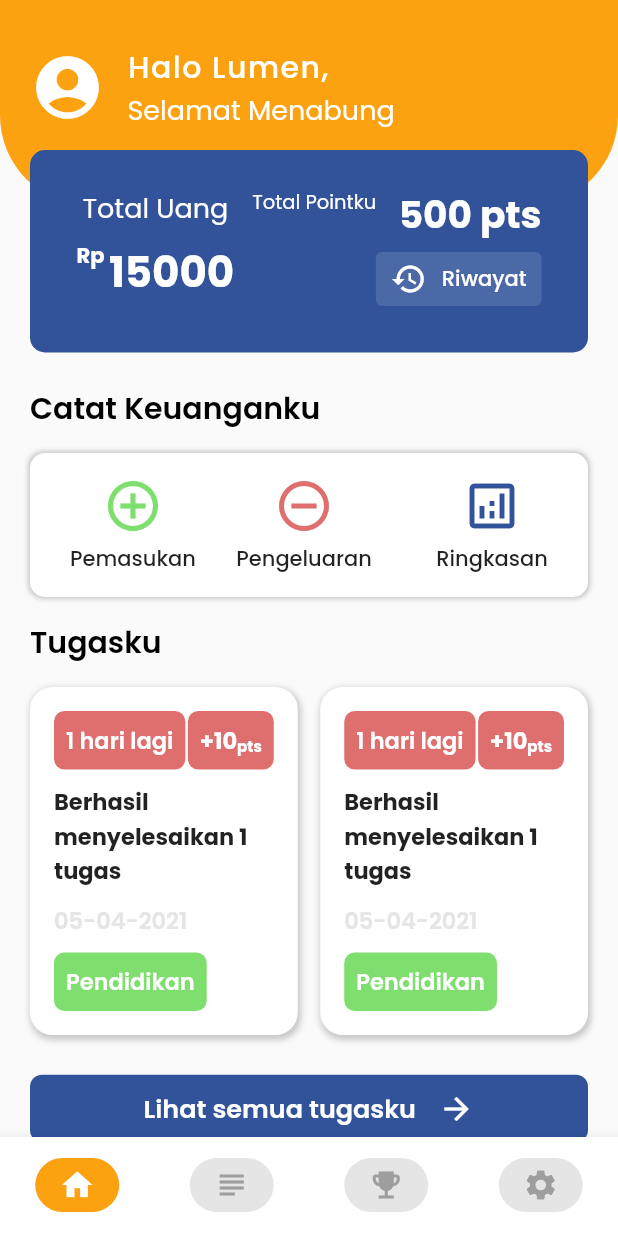
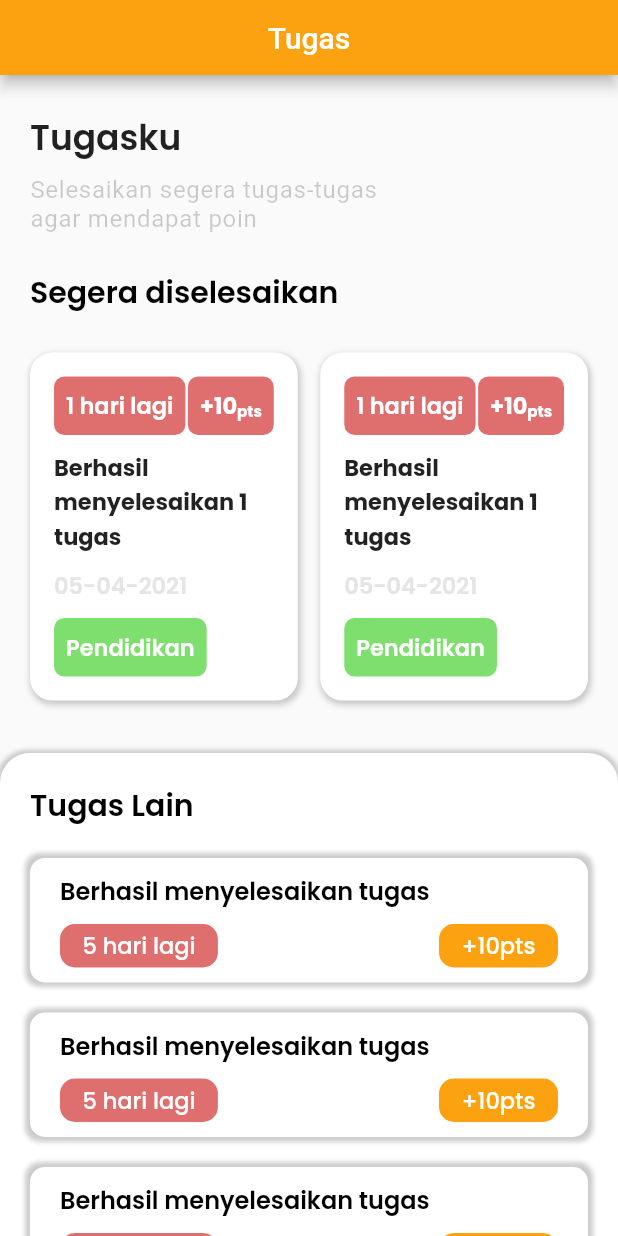
Before and after one commit to scys12/mobile-unity, a Flutter app: the screen it shows after launch, on a phone screen of 412 x 824 dp. Run offline on Flutter 3.47's test engine with Material 2 defaults, Android fonts, the phone set to English and light mode, and no system bars; our stand-ins replace cloud_firestore, firebase_auth, firebase_core, fl_chart; accounts and stored records are empty.

Commit message:
add kid task screen

```diff
--- /dev/null
+++ b/lib/src/pages/kid/kid_task.dart
@@ -0,0 +1,303 @@
+import 'package:flutter/material.dart';
+import 'package:mobile_unity/src/shared/constants.dart';
+import 'package:mobile_unity/src/widgets/app_bar.dart';
+import 'package:mobile_unity/src/widgets/sub_header.dart';
+
+class KidTask extends StatefulWidget {
+  @override
+  _KidTaskState createState() => _KidTaskState();
+}
+
+class _KidTaskState extends State<KidTask> {
+  @override
+  Widget build(BuildContext context) {
+    return Scaffold(
+      appBar: CustomAppBar(false, "Tugas"),
+      body: ListView(
+        physics: ClampingScrollPhysics(),
+        children: [
+          SizedBox(height: 25.0,),
+          Padding(
+            padding: EdgeInsets.symmetric(horizontal: 20.0),
+            child: _buildHeader(context),
+          ),
+          SizedBox(height: 25.0,),
+          Padding(
+            padding: EdgeInsets.symmetric(horizontal: 20.0),
+            child: SubHeader(title: 'Segera diselesaikan',isLihatSemua: false),
+          ),
+          SizedBox(height: 25.0,),
+          Padding(
+            padding: EdgeInsets.symmetric(horizontal: 20.0),
+            child: Row(
+              mainAxisAlignment: MainAxisAlignment.spaceBetween,
+              children: [
+                Expanded(
+                    child: _buildCard()
+                ),
+                SizedBox(width: 15.0,),
+                Expanded(
+                  child: _buildCard(),
+                ),
+              ],
+            ),
+          ),
+          SizedBox(height: 35.0,),
+          _buildAnotherTask(),
+        ],
+      ),
+    );
+  }
+
+  Widget _buildAnotherTask(){
+    return Container(
+      width: double.infinity,
+      decoration: BoxDecoration(
+        boxShadow: [
+          BoxShadow(
+            color: shadowColor,
+            spreadRadius: 2.0,
+            blurRadius: 2.0,
+          ),
+        ],
+        color: Colors.white,
+        borderRadius: BorderRadius.circular(20.0)
+      ),
+      padding: EdgeInsets.all(20.0),
+      child: Column(
+        children: [
+          SubHeader(title: "Tugas Lain",isLihatSemua: false,),
+          SizedBox(height: 10.0,),
+          ListView.builder(
+            itemCount: 9,
+            shrinkWrap: true,
+            physics: NeverScrollableScrollPhysics(),
+            itemBuilder: (context, index){
+              return InkWell(
+                onTap: ()=>Navigator.pushNamed(context, '/parent/detail_task'),
+                splashFactory: InkRipple.splashFactory,
+                child: Container(
+                  decoration: BoxDecoration(
+                      boxShadow: [
+                        BoxShadow(
+                          color: shadowColor,
+                          spreadRadius: 3.0,
+                          blurRadius: 2.0,
+                        ),
+                      ],
+                      color: Colors.white,
+                      borderRadius: BorderRadius.circular(10.0)
+                  ),
+                  margin: EdgeInsets.symmetric(vertical: 10.0),
+                  child: Padding(
+                    padding: EdgeInsets.symmetric(horizontal: 20.0, vertical: 10.0),
+                    child: Column(
+                      crossAxisAlignment: CrossAxisAlignment.start,
+                      mainAxisAlignment: MainAxisAlignment.start,
+                      children: [
+                        Text(
+                          'Berhasil menyelesaikan tugas',
+                          style: TextStyle(
+                              fontFamily: 'Poppins',
+                              fontWeight: FontWeight.w600,
+                              fontSize: 16.0,
+                              color: Colors.black
+                          ),
+                        ),
+                        SizedBox(height: 10.0,),
+                        Row(
+                          mainAxisAlignment: MainAxisAlignment.spaceBetween,
+                          children: [
+                            Container(
+                              padding: EdgeInsets.symmetric(vertical:3.0, horizontal: 15.0),
+                              decoration: BoxDecoration(
+                                  color: redColor,
+                                  borderRadius: BorderRadius.circular(10.0)
+                              ),
+                              child: Text(
+                                "5 hari lagi",
+                                style: TextStyle(
+                                    fontFamily: 'Poppins',
+                                    fontWeight: FontWeight.w500,
+                                    fontSize: 15.0,
+                                    color: Colors.white
+                                ),
+                              ),
+                            ),
+                            Container(
+                              padding: EdgeInsets.symmetric(vertical:3.0, horizontal: 15.0),
+                              decoration: BoxDecoration(
+                                  color: primaryColor,
+                                  borderRadius: BorderRadius.circular(10.0)
+                              ),
+                              child: Text(
+                                "+10pts",
+                                style: TextStyle(
+                                    fontFamily: 'Poppins',
+                                    fontWeight: FontWeight.w500,
+                                    fontSize: 15.0,
+                                    color: Colors.white
+                                ),
+                              ),
+                            )
+                          ],
+                        )
+                      ],
+                    ),
+                  ),
+                ),
+              );
+            },
+          ),
+        ],
+      )
+    );
+  }
+
+  Widget _buildCard(){
+    return Container(
+      padding: EdgeInsets.all(15.0),
+      decoration: BoxDecoration(
+        color: Colors.white,
+        borderRadius: BorderRadius.all(
+          Radius.circular(15),
+        ),
+        border: Border.all(color: Colors.white),
+        boxShadow: [
+          BoxShadow(
+            color: shadowColor,
+            offset: Offset(1,2),
+            spreadRadius: 1,
+            blurRadius: 3,
+          ),
+        ],
+      ),
+      child: Column(
+        crossAxisAlignment: CrossAxisAlignment.start,
+        children: [
+          Row(
+            mainAxisAlignment: MainAxisAlignment.spaceBetween,
+            children: [
+              Container(
+                padding: EdgeInsets.all(8.0),
+                decoration: BoxDecoration(
+                  borderRadius: BorderRadius.all(Radius.circular(7)),
+                  color: redColor,
+                ),
+                child: Text(
+                  "1 hari lagi",
+                  style: TextStyle(
+                      color: Colors.white,
+                      fontFamily: 'Poppins',
+                      fontSize: 15.0,
+                      fontWeight: FontWeight.w600
+                  ),
+                ),
+              ),
+              Container(
+                padding: EdgeInsets.all(8.0),
+                decoration: BoxDecoration(
+                  borderRadius: BorderRadius.all(Radius.circular(7)),
+                  color: redColor,
+                ),
+                child: Row(
+                  crossAxisAlignment: CrossAxisAlignment.end,
+                  children: [
+                    Text(
+                      '+10',
+                      style: TextStyle(
+                        fontWeight: FontWeight.w700,
+                        color: Colors.white,
+                        fontFamily: 'Poppins',
+                        fontSize: 15.0,
+                      ),
+                    ),
+                    Text(
+                      'pts',
+                      style: TextStyle(
+                        fontWeight: FontWeight.w700,
+                        color: Colors.white,
+                        fontFamily: 'Poppins',
+                        fontSize: 10.0,
+                      ),
+                    )
+                  ],
+                ),
+              ),
+            ],
+          ),
+          SizedBox(height: 10.0,),
+          Text(
+            "Berhasil menyelesaikan 1 tugas",
+            style: TextStyle(
+                fontFamily: 'Poppins',
+                fontWeight: FontWeight.w700,
+                fontSize: 15.0
+            ),
+          ),
+          SizedBox(height: 10.0,),
+          Text(
+            '05-04-2021',
+            style: TextStyle(
+                fontFamily: 'Poppins',
+                fontWeight: FontWeight.w600,
+                color: thirdColor,
+                fontSize: 15.0
+            ),
+          ),
+          SizedBox(height: 10.0,),
+          Container(
+            padding: EdgeInsets.all(8.0),
+            decoration: BoxDecoration(
+              borderRadius: BorderRadius.all(Radius.circular(7)),
+              color: greenColor,
+            ),
+            child: Text(
+              "Pendidikan",
+              style: TextStyle(
+                  color: Colors.white,
+                  fontFamily: 'Poppins',
+                  fontSize: 15.0,
+                  fontWeight: FontWeight.w600
+              ),
+            ),
+          ),
+        ],
+      ),
+    );
+  }
+
+  Widget _buildHeader(BuildContext context){
+    return Container(
+        child: Row(
+          mainAxisAlignment: MainAxisAlignment.spaceBetween,
+          children: [
+            Column(
+              crossAxisAlignment: CrossAxisAlignment.start,
+              children: [
+                Text(
+                  "Tugasku",
+                  style: TextStyle(
+                      fontFamily: 'Poppins',
+                      fontWeight: FontWeight.w600,
+                      fontSize: 23.0
+                  ),
+                ),
+                SizedBox(height: 8.0,),
+                Text(
+                  "Selesaikan segera tugas-tugas \nagar mendapat poin",
+                  style: TextStyle(
+                      color: shadowColor,
+                      fontSize: 16.0,
+                      letterSpacing: 0.5
+                  ),
+                )
+              ],
+            ),
+          ]
+        )
+    );
+  }
+
+
+}
--- a/lib/src/pages/wrapper.dart
+++ b/lib/src/pages/wrapper.dart
@@ -1,18 +1,14 @@
 import 'package:flutter/material.dart';
 import 'package:mobile_unity/src/models/user.dart';
 import 'package:mobile_unity/src/pages/auth/authenticate.dart';
-import 'package:mobile_unity/src/pages/kid/dashboard.dart';
-import 'package:mobile_unity/src/pages/parent/add_child.dart';
-import 'package:mobile_unity/src/pages/parent/child_achievement.dart';
-import 'package:mobile_unity/src/pages/parent/child_task.dart';
+import 'package:mobile_unity/src/pages/kid/kid_task.dart';
 import 'package:mobile_unity/src/pages/parent/dashboard.dart';
-import 'package:mobile_unity/src/pages/parent/list_all_tasks.dart';
 import 'package:provider/provider.dart';
 
 class Wrapper extends StatelessWidget {
   @override
   Widget build(BuildContext context) {
     final user = Provider.of<User>(context);
-    return user == null ? Authenticate() : DashboardKid();
+    return user == null ? Authenticate() : KidTask();
   }
 }
--- a/lib/src/widgets/sub_header.dart
+++ b/lib/src/widgets/sub_header.dart
@@ -2,9 +2,9 @@ import 'package:flutter/material.dart';
 import 'package:mobile_unity/src/shared/constants.dart';
 
 class SubHeader extends StatelessWidget {
-  String title;
-  bool isLihatSemua;
-  String path;
+  String title ='';
+  bool isLihatSemua = false;
+  String path = '';
 
   SubHeader({this.title, this.isLihatSemua, this.path});
 
```
Also changed, not shown: lib/src/pages/child/dashboard.dart (line endings or trailing spaces), lib/src/pages/kid/dashboard.dart (line endings or trailing spaces), lib/src/pages/kid/outcome.dart (line endings or trailing spaces), lib/src/pages/parent/child_achievement.dart (line endings or trailing spaces), lib/src/pages/splashscreen.dart (line endings or trailing spaces), lib/src/widgets/indicator.dart (line endings or trailing spaces).
